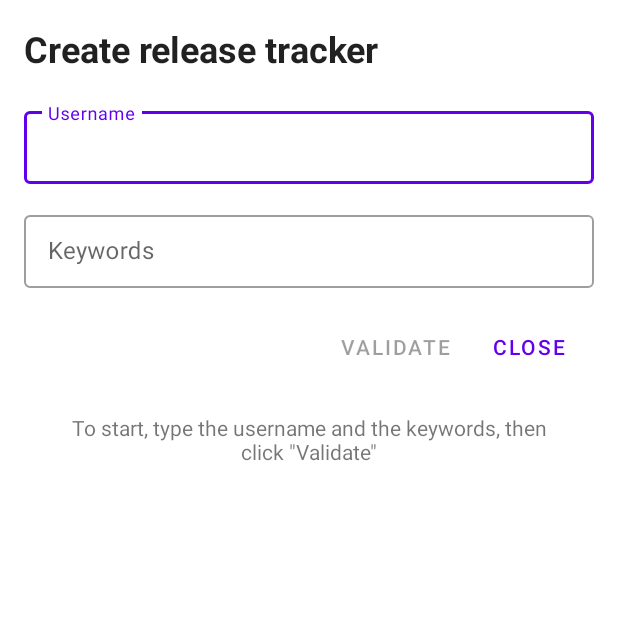
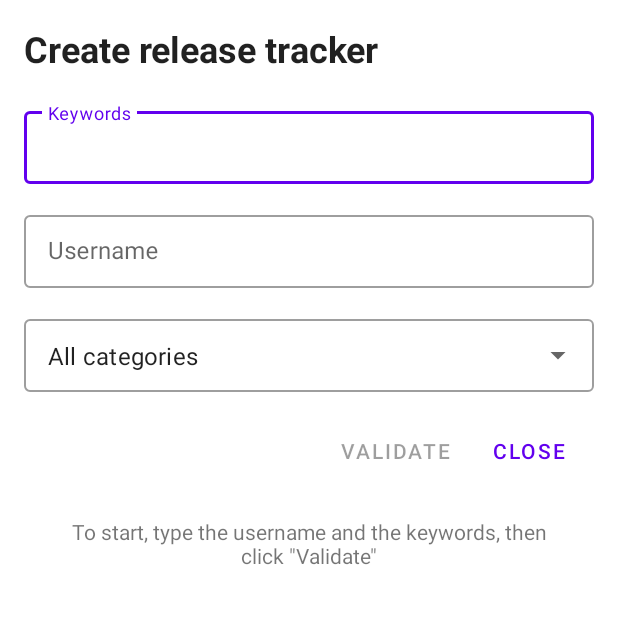
Before and after one commit to Lucchetto/Nyanpasu, an Android app: the CreateTrackerActivity screen opened directly, with no data from a screen before it, on a phone screen of 412 x 824 dp, the top half of it. Run offline under Robolectric (Android 15) with nearby library versions, the phone set to English and light mode, and no system bars; our stand-ins replace Room's generated code; libraries missing offline, so code that uses them is left out: com.revengeos.revengeui; plain views replace BounceRecyclerView.

Commit message:
Add categories support to releaseTracker
Signed-off-by: Lucchetto <lucchetto.tie@live.com>

```diff
--- a/app/src/main/java/com/zhenxiang/nyaasi/AppUtils.kt
+++ b/app/src/main/java/com/zhenxiang/nyaasi/AppUtils.kt
@@ -100,11 +100,13 @@ class AppUtils {
             }
         }
 
+        fun getNyaaCategoriesArray(context: Context) = NyaaReleaseCategory.values().map { context.getString(it.stringResId) }
+
         fun getNyaaCategoriesSpinner(context: Context): ArrayAdapter<String> {
             return ArrayAdapter(
                 context,
                 android.R.layout.simple_list_item_1,
-                NyaaReleaseCategory.values().map { context.getString(it.stringResId) }
+                getNyaaCategoriesArray(context)
             )
         }
     }
--- a/app/src/main/java/com/zhenxiang/nyaasi/CreateTrackerActivity.kt
+++ b/app/src/main/java/com/zhenxiang/nyaasi/CreateTrackerActivity.kt
@@ -6,6 +6,7 @@ import android.os.Bundle
 import android.util.Log
 import android.view.View
 import android.view.inputmethod.InputMethodManager
+import android.widget.ArrayAdapter
 import android.widget.Button
 import android.widget.TextView
 import androidx.core.widget.doOnTextChanged
@@ -13,9 +14,10 @@ import androidx.lifecycle.ViewModelProvider
 import androidx.lifecycle.lifecycleScope
 import androidx.recyclerview.widget.LinearLayoutManager
 import androidx.recyclerview.widget.RecyclerView
+import com.google.android.material.textfield.MaterialAutoCompleteTextView
 import com.google.android.material.textfield.TextInputEditText
 import com.zhenxiang.nyaasi.api.NyaaPageProvider
-import com.zhenxiang.nyaasi.db.NyaaReleasePreview
+import com.zhenxiang.nyaasi.api.NyaaReleaseCategory
 import com.zhenxiang.nyaasi.releasetracker.ReleaseTrackerViewModel
 import com.zhenxiang.nyaasi.releasetracker.SubscribedTracker
 import kotlinx.coroutines.Dispatchers
@@ -42,6 +44,7 @@ class CreateTrackerActivity : AppCompatActivity() {
     private lateinit var loading: View
     private lateinit var latestReleasesList: RecyclerView
 
+    private var selectedCategoryIndex = -1
     private var currentStatus = Status.TO_VALIDATE
 
     override fun onCreate(savedInstanceState: Bundle?) {
@@ -66,12 +69,28 @@ class CreateTrackerActivity : AppCompatActivity() {
         createBtn = findViewById(R.id.create_btn)
         val searchQueryInput = findViewById<TextInputEditText>(R.id.search_query_input)
         val usernameInput = findViewById<TextInputEditText>(R.id.username_input)
+        val categories = AppUtils.getNyaaCategoriesArray(this)
+        val categoriesDropdown = findViewById<MaterialAutoCompleteTextView>(R.id.categories_selection)
+        // Hax to always show all items, we'll never reach that threshold so filter is never triggered
+        categoriesDropdown.threshold = Int.MAX_VALUE
+        categoriesDropdown.setAdapter(
+            ArrayAdapter(this, android.R.layout.simple_list_item_1,
+                categories
+            )
+        )
+
+        categoriesDropdown.setOnItemClickListener { _, _, position, _ ->
+            selectedCategoryIndex = position
+        }
+
+        // We'll saved and restore selectedCategoryIndex in bundle
+        if (savedInstanceState == null) {
+            categoriesDropdown.setText(categories[0], false)
+            selectedCategoryIndex = 0
+        }
 
         username?.let {
             usernameInput.setText(it)
-            searchQueryInput.requestFocus()
-        } ?: run {
-            usernameInput.requestFocus()
         }
 
         searchQueryInput.doOnTextChanged { text, start, before, count ->
@@ -80,6 +99,11 @@ class CreateTrackerActivity : AppCompatActivity() {
         }
 
         usernameInput.doOnTextChanged { text, start, before, count ->
+            createBtn.isEnabled = searchQueryInput.text?.isNotBlank() == true
+            setStatus(Status.TO_VALIDATE)
+        }
+
+        categoriesDropdown.doOnTextChanged { text, start, before, count ->
             createBtn.isEnabled = searchQueryInput.text?.isNotBlank() == true
             setStatus(Status.TO_VALIDATE)
         }
@@ -95,7 +119,7 @@ class CreateTrackerActivity : AppCompatActivity() {
                             setStatus(Status.FAILED_ALREADY_EXISTS)
                         }
                     } ?: run {
-                        val releases = NyaaPageProvider.getPageItems(0, searchQuery = searchQuery, user = username)
+                        val releases = NyaaPageProvider.getPageItems(0, searchQuery = searchQuery, user = username, category = NyaaReleaseCategory.values()[selectedCategoryIndex])
                         withContext(Dispatchers.Main) {
                             if (releases == null) {
                                 setStatus(Status.FAILED)
@@ -105,6 +129,7 @@ class CreateTrackerActivity : AppCompatActivity() {
                                 // Hax to hide keyboard
                                 searchQueryInput.clearFocus()
                                 usernameInput.clearFocus()
+                                categoriesDropdown.clearFocus()
                                 val imm: InputMethodManager =
                                     getSystemService(Context.INPUT_METHOD_SERVICE) as InputMethodManager
                                 imm.hideSoftInputFromWindow(searchQueryInput.windowToken, 0)
@@ -121,7 +146,8 @@ class CreateTrackerActivity : AppCompatActivity() {
                         val username = usernameInput.text.toString().trim()
                         val searchQuery = searchQueryInput.text.toString().trim()
                         val newTracker = SubscribedTracker(username = if (username.isBlank()) null else username,
-                            searchQuery = searchQuery, lastReleaseTimestamp = it.timestamp)
+                            searchQuery = searchQuery, lastReleaseTimestamp = it.timestamp,
+                            category = NyaaReleaseCategory.values()[selectedCategoryIndex])
                         releasesTrackerViewModel.addReleaseTracker(newTracker)
                         finish()
                     }
@@ -132,7 +158,8 @@ class CreateTrackerActivity : AppCompatActivity() {
                     val searchQuery = searchQueryInput.text.toString().trim()
                     // Current millis must be divided by 1000 since nyaa.si use seconds as unit
                     val newTracker = SubscribedTracker(username = if (username.isBlank()) null else username,
-                        searchQuery = searchQuery, lastReleaseTimestamp = System.currentTimeMillis() / 1000)
+                        searchQuery = searchQuery, lastReleaseTimestamp = System.currentTimeMillis() / 1000,
+                        category = NyaaReleaseCategory.values()[selectedCategoryIndex])
                     releasesTrackerViewModel.addReleaseTracker(newTracker)
                     finish()
                 }
@@ -148,13 +175,13 @@ class CreateTrackerActivity : AppCompatActivity() {
     override fun onRestoreInstanceState(savedInstanceState: Bundle) {
         super.onRestoreInstanceState(savedInstanceState)
         // Restore saved bundle
-        savedInstanceState?.let {
-            setStatus(it.getSerializable("currentState") as Status)
-        }
+        setStatus(savedInstanceState.getSerializable("currentState") as Status)
+        selectedCategoryIndex = savedInstanceState.getInt("selectedCategoryIndex")
     }
 
     override fun onSaveInstanceState(outState: Bundle) {
         outState.putSerializable("currentState", currentStatus)
+        outState.putInt("selectedCategoryIndex", selectedCategoryIndex)
         super.onSaveInstanceState(outState)
     }
 
--- a/app/src/main/java/com/zhenxiang/nyaasi/releasetracker/SubscribedTracker.kt
+++ b/app/src/main/java/com/zhenxiang/nyaasi/releasetracker/SubscribedTracker.kt
@@ -2,6 +2,7 @@ package com.zhenxiang.nyaasi.releasetracker
 
 import androidx.room.Entity
 import androidx.room.PrimaryKey
+import com.zhenxiang.nyaasi.api.NyaaReleaseCategory
 import java.io.Serializable
 
 @Entity
@@ -9,6 +10,7 @@ data class SubscribedTracker(
     @PrimaryKey(autoGenerate = true) val id: Int = 0,
     val username: String? = null,
     val searchQuery: String? = null,
+    val category: NyaaReleaseCategory = NyaaReleaseCategory.ALL,
     var lastReleaseTimestamp: Long,
 ): Serializable
 
--- a/app/src/main/java/com/zhenxiang/nyaasi/releasetracker/SubscribedTrackersAdapter.kt
+++ b/app/src/main/java/com/zhenxiang/nyaasi/releasetracker/SubscribedTrackersAdapter.kt
@@ -6,8 +6,6 @@ import android.view.ViewGroup
 import android.widget.TextView
 import androidx.recyclerview.widget.RecyclerView
 import com.zhenxiang.nyaasi.R
-import java.text.DateFormat
-import java.util.*
 
 class SubscribedTrackersAdapter(): RecyclerView.Adapter<SubscribedTrackersAdapter.ViewHolder>() {
 
--- a/app/src/main/res/layout/activity_create_tracker.xml
+++ b/app/src/main/res/layout/activity_create_tracker.xml
@@ -20,8 +20,23 @@
         android:layout_width="match_parent"
         android:layout_height="wrap_content"
         android:layout_marginHorizontal="@dimen/activity_insets"
+        android:hint="@string/search_query_title"
+        style="@style/Widget.MaterialComponents.TextInputLayout.OutlinedBox.Dense">
+
+        <com.google.android.material.textfield.TextInputEditText
+            android:id="@+id/search_query_input"
+            android:layout_width="match_parent"
+            android:layout_height="wrap_content"
+            android:inputType="text"
+            android:maxLines="1" />
+    </com.google.android.material.textfield.TextInputLayout>
+
+    <com.google.android.material.textfield.TextInputLayout
+        android:layout_width="match_parent"
+        android:layout_height="wrap_content"
+        android:layout_marginHorizontal="@dimen/activity_insets"
         android:hint="@string/username_title"
-        android:layout_marginBottom="15dp"
+        android:layout_marginTop="15dp"
         style="@style/Widget.MaterialComponents.TextInputLayout.OutlinedBox.Dense">
 
         <com.google.android.material.textfield.TextInputEditText
@@ -33,18 +48,18 @@
     </com.google.android.material.textfield.TextInputLayout>
 
     <com.google.android.material.textfield.TextInputLayout
+        style="@style/Widget.MaterialComponents.TextInputLayout.OutlinedBox.Dense.ExposedDropdownMenu"
         android:layout_width="match_parent"
         android:layout_height="wrap_content"
         android:layout_marginHorizontal="@dimen/activity_insets"
-        android:hint="@string/search_query_title"
-        style="@style/Widget.MaterialComponents.TextInputLayout.OutlinedBox.Dense">
+        android:layout_marginTop="15dp">
 
-        <com.google.android.material.textfield.TextInputEditText
-            android:id="@+id/search_query_input"
+        <com.google.android.material.textfield.MaterialAutoCompleteTextView
+            android:id="@+id/categories_selection"
             android:layout_width="match_parent"
             android:layout_height="wrap_content"
-            android:inputType="text"
-            android:maxLines="1" />
+            android:inputType="none" />
+
     </com.google.android.material.textfield.TextInputLayout>
 
     <LinearLayout
```
